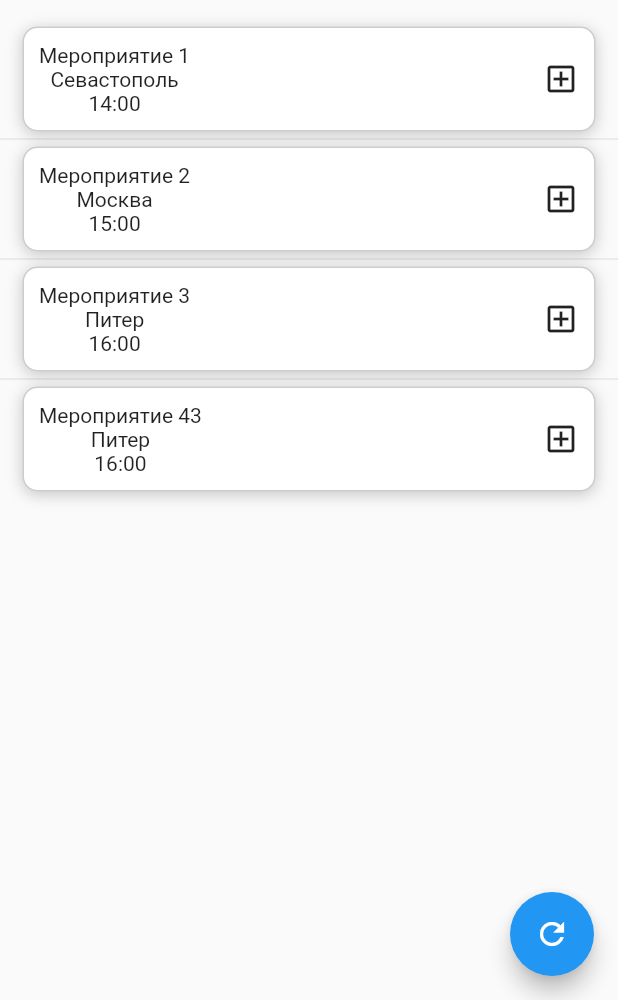
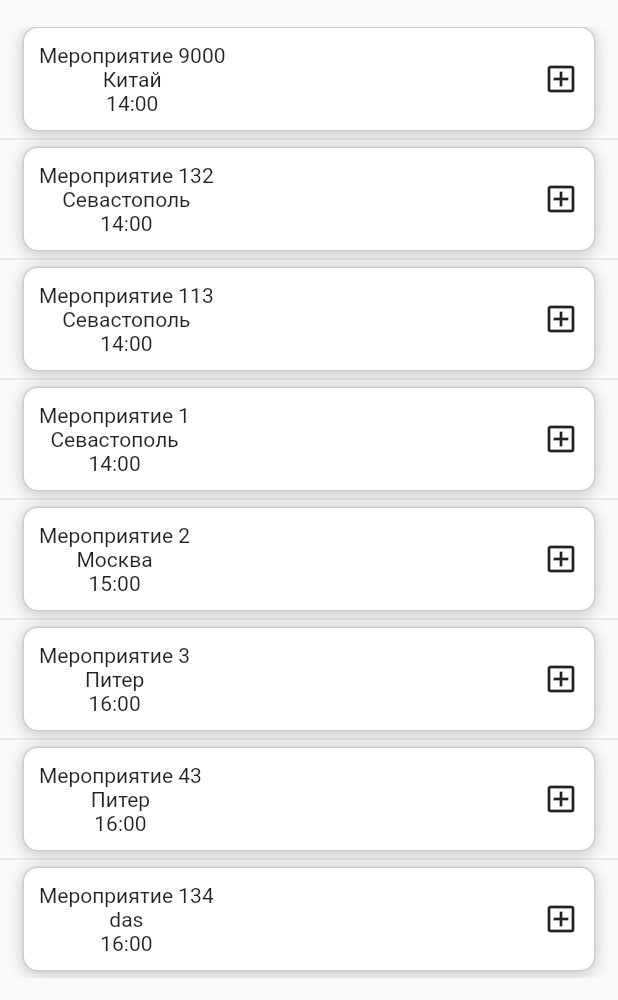
Before and after one commit to dune6/flutter-events, a Flutter app: the HomeWidget screen opened by its route, tab 2 chosen, on a phone screen of 412 x 824 dp, the part 236-1236 px from its top. Run offline on Flutter 3.47's test engine with Material 2 defaults, Android fonts, the phone set to English and light mode, and no system bars; our stand-ins replace bloc, flutter_bloc, flutter_secure_storage, flutter_svg, sqflite; missing offline and left inert: flutter_picker; accounts and stored records are empty.

Commit message:
Добавление изменения данных для пользователя, новление списка событий

```diff
--- a/assets/events.json
+++ b/assets/events.json
@@ -1,4 +1,19 @@
 [
+  {
+    "text": "Мероприятие 9000",
+    "place": "Китай",
+    "time": "14:00"
+  },
+  {
+    "text": "Мероприятие 132",
+    "place": "Севастополь",
+    "time": "14:00"
+  },
+  {
+    "text": "Мероприятие 113",
+    "place": "Севастополь",
+    "time": "14:00"
+  },
   {
     "text": "Мероприятие 1",
     "place": "Севастополь",
@@ -19,4 +34,30 @@
     "place": "Питер",
     "time": "16:00"
   }
+,
+  {
+    "text": "Мероприятие 134",
+    "place": "das",
+    "time": "16:00"
+  },
+  {
+    "text": "Мероприятие 433",
+    "place": "asd",
+    "time": "16:00"
+  },
+  {
+    "text": "Мероприятие 43213",
+    "place": "dfs",
+    "time": "16:00"
+  },
+  {
+    "text": "Мероприятие 42313",
+    "place": "fsdfds",
+    "time": "16:00"
+  },
+  {
+    "text": "Мероприятие -321",
+    "place": "Питер",
+    "time": "16:00"
+  }
 ]
--- a/lib/domain/data/db_provider.dart
+++ b/lib/domain/data/db_provider.dart
@@ -35,14 +35,13 @@ class DBProvider {
           'password TEXT,'
           'years INTEGER,'
           'gender TEXT,'
-          'telegram TEXT, '
           'jsonPersonalEvents TEXT)',
         );
       },
       onOpen: (db) {},
       // Set the version. This executes the onCreate function and provides a
       // path to perform database upgrades and downgrades.
-      version: 2,
+      version: 1,
     );
   }
 }
--- a/lib/domain/entity/user/user_entity.dart
+++ b/lib/domain/entity/user/user_entity.dart
@@ -12,7 +12,6 @@ class UserEntity {
     required this.password,
     this.years = 0,
     this.gender = '',
-    this.telegram = '',
     this.jsonPersonalEvents = '',
   });
 
@@ -22,7 +21,6 @@ class UserEntity {
   final String password;
   final int years;
   final String gender;
-  final String telegram;
   final String jsonPersonalEvents;
 
   UserEntity copyWith({
@@ -32,7 +30,6 @@ class UserEntity {
     String? password,
     int? years,
     String? gender,
-    String? telegram,
     String? jsonPersonalEvents,
   }) {
     return UserEntity(
@@ -42,7 +39,6 @@ class UserEntity {
       password: password ?? this.password,
       years: years ?? this.years,
       gender: gender ?? this.gender,
-      telegram: telegram ?? this.telegram,
       jsonPersonalEvents: jsonPersonalEvents ?? this.jsonPersonalEvents,
     );
   }
@@ -54,7 +50,6 @@ class UserEntity {
       password: json["password"],
       years: json["years"],
       gender: json["gender"],
-      telegram: json["telegram"],
       jsonPersonalEvents: json["jsonPersonalEvents"]);
 
   static Map<String, dynamic> userEntityToMap(UserEntity user) => {
@@ -64,7 +59,6 @@ class UserEntity {
         "password": user.password,
         "years": user.years,
         "gender": user.gender,
-        "telegram": user.telegram,
         "jsonPersonalEvents": user.jsonPersonalEvents,
       };
 
--- a/lib/domain/entity/user/user_model.dart
+++ b/lib/domain/entity/user/user_model.dart
@@ -12,7 +12,6 @@ class UserModel {
     required this.password,
     this.years = 0,
     this.gender = '',
-    this.telegram = '',
     this.personalEvents = const [],
   });
 
@@ -22,7 +21,6 @@ class UserModel {
     this.password = '',
     this.years = 0,
     this.gender = '',
-    this.telegram = '',
     this.personalEvents = const [],
   });
 
@@ -32,7 +30,6 @@ class UserModel {
   final String password;
   final int years;
   final String gender;
-  final String telegram;
   final List<EventModel> personalEvents;
 
   static UserModel userModelFromMap(Map<String, dynamic> json) => UserModel(
@@ -41,7 +38,6 @@ class UserModel {
         password: json["password"],
         years: json["years"],
         gender: json["gender"],
-        telegram: json["telegram"],
         personalEvents: json["personalEvents"],
       );
 
@@ -51,7 +47,6 @@ class UserModel {
         "password": user.password,
         "years": user.years,
         "gender": user.gender,
-        "telegram": user.telegram,
         "personalEvents": user.personalEvents
       };
 
@@ -59,4 +54,23 @@ class UserModel {
       _$UserModelFromJson(json);
 
   Map<String, dynamic> toJson() => _$UserModelToJson(this);
+
+  UserModel copyWith({
+    String? login,
+    String? email,
+    String? password,
+    int? years,
+    String? gender,
+    String? telegram,
+    List<EventModel>? personalEvents,
+  }) {
+    return UserModel(
+      login: login ?? this.login,
+      email: email ?? this.email,
+      password: password ?? this.password,
+      years: years ?? this.years,
+      gender: gender ?? this.gender,
+      personalEvents: personalEvents ?? this.personalEvents,
+    );
+  }
 }
--- a/lib/domain/repository/auth_service/auth_service.dart
+++ b/lib/domain/repository/auth_service/auth_service.dart
@@ -51,7 +51,6 @@ class AuthService {
     userEntityFromDB = userEntityFromDB.copyWith(
         jsonPersonalEvents: userEntityFromModel.jsonPersonalEvents,
         years: userEntityFromModel.years,
-        telegram: userEntityFromModel.telegram,
         gender: userEntityFromModel.gender);
     await dbRepository.updateUser(userEntityFromDB.toJson());
   }
--- a/lib/domain/repository/user/user_repository.dart
+++ b/lib/domain/repository/user/user_repository.dart
@@ -13,7 +13,6 @@ class UserRepository {
       password: userEntity.password,
       years: userEntity.years,
       gender: userEntity.gender,
-      telegram: userEntity.telegram,
       personalEvents:
           (jsonDecode(userEntity.jsonPersonalEvents) as List<dynamic>)
               .map((e) => EventRepository.eventEntityToEventModel(
@@ -29,7 +28,6 @@ class UserRepository {
       password: userModel.password,
       years: userModel.years,
       gender: userModel.gender,
-      telegram: userModel.telegram,
       jsonPersonalEvents: jsonEncode(userModel.personalEvents),
     );
   }
--- a/lib/resources/strings.dart
+++ b/lib/resources/strings.dart
@@ -28,4 +28,16 @@ class Strings {
   static const years = 'Возраст';
   static const gender = 'Пол';
   static const telegram = 'Телеграм';
+  static const String change = 'изм.';
+  static const String selectAge = 'Выберите свой возраст:';
+  static const String selectGender = 'Выберите свой пол:';
+  static const pickerGender = '''
+  [
+      [
+          "Мужчина",
+          "Женщина",
+          "Другое"
+      ]
+  ]
+      ''';
 }
--- a/lib/ui/home/account/account_events.dart
+++ b/lib/ui/home/account/account_events.dart
@@ -7,8 +7,14 @@ class AccountLogoutEvent extends AccountEvent {}
 
 class AccountGetUserEvent extends AccountEvent {}
 
-class UpdateAgeEvent extends AccountEvent {}
+class UpdateAgeEvent extends AccountEvent {
+  final int age;
 
-class UpdateGenderEvent extends AccountEvent {}
+  UpdateAgeEvent({required this.age});
+}
 
-class UpdateTelegramEvent extends AccountEvent {}
+class UpdateGenderEvent extends AccountEvent {
+  final String gender;
+
+  UpdateGenderEvent({required this.gender});
+}
--- a/lib/ui/home/events/events_widget.dart
+++ b/lib/ui/home/events/events_widget.dart
@@ -11,28 +11,14 @@ class EventsWidget extends StatelessWidget {
 
   static const _topInputPadding = 10.0;
   static const _topListPadding = 15.0;
+  static const _bottomListPadding = 15.0;
   static const _separatedHeight = 10.0;
-
-  // static Widget create() {
-  //   return BlocProvider(
-  //     create: (_) => EventsViewModel(
-  //         const EventsState(findText: '', events: []),
-  //         eventsService: GlobalFactory().eventsService(),
-  //         authService: GlobalFactory().authService())
-  //       ..add(GetEventsEvent()),
-  //     child: const EventsWidget(),
-  //   );
-  // }
 
   @override
   Widget build(BuildContext context) {
     final eventsViewModelBloc = context.watch<EventsViewModel>();
 
     return Scaffold(
-        floatingActionButton: FloatingActionButton(
-          onPressed: () => eventsViewModelBloc.add(GetEventsEvent()),
-          child: const Icon(Icons.refresh),
-        ),
         body: Column(
       children: [
         Padding(
@@ -45,7 +31,10 @@ class EventsWidget extends StatelessWidget {
         ),
         Expanded(
           child: Padding(
-                padding: const EdgeInsets.only(top: _topListPadding),
+            padding: const EdgeInsets.only(
+                top: _topListPadding, bottom: _bottomListPadding),
+            child: RefreshIndicator(
+              onRefresh: () => _refresh(eventsViewModelBloc),
               child: ListView.separated(
                 itemCount: eventsViewModelBloc.state.events.length,
                 separatorBuilder: (_, index) => const Divider(
@@ -63,8 +52,14 @@ class EventsWidget extends StatelessWidget {
                 },
               ),
             ),
+          ),
         )
       ],
     ));
   }
+
+  Future<void> _refresh(EventsViewModel bloc) {
+    bloc.add(GetEventsEvent());
+    return Future.delayed(Duration(seconds: 2));
   }
+}
--- a/pubspec.yaml
+++ b/pubspec.yaml
@@ -22,6 +22,7 @@ dependencies:
   path_provider: ^2.0.11
   flutter_secure_storage: ^5.0.2
   json_annotation: ^4.6.0
+  flutter_picker: ^2.0.5
 
 
 dev_dependencies:
```
Also changed, not shown: lib/ui/home/account/account_view_model.dart (+19 -0 lines), lib/ui/home/account/account_widget.dart (+1 -21 lines), lib/ui/home/account/support_widgets/account_information_widget.dart (+71 -56 lines), lib/domain/entity/user/user_entity.g.dart, lib/domain/entity/user/user_model.g.dart. Lines whose indentation alone changed are shown as unchanged.
